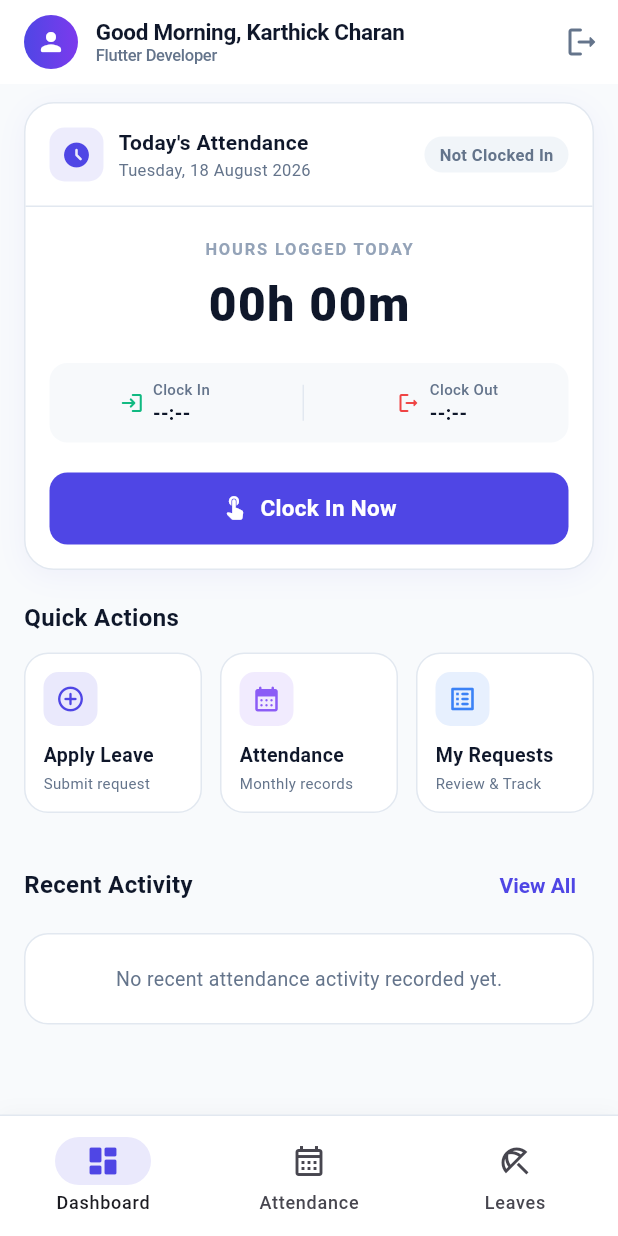
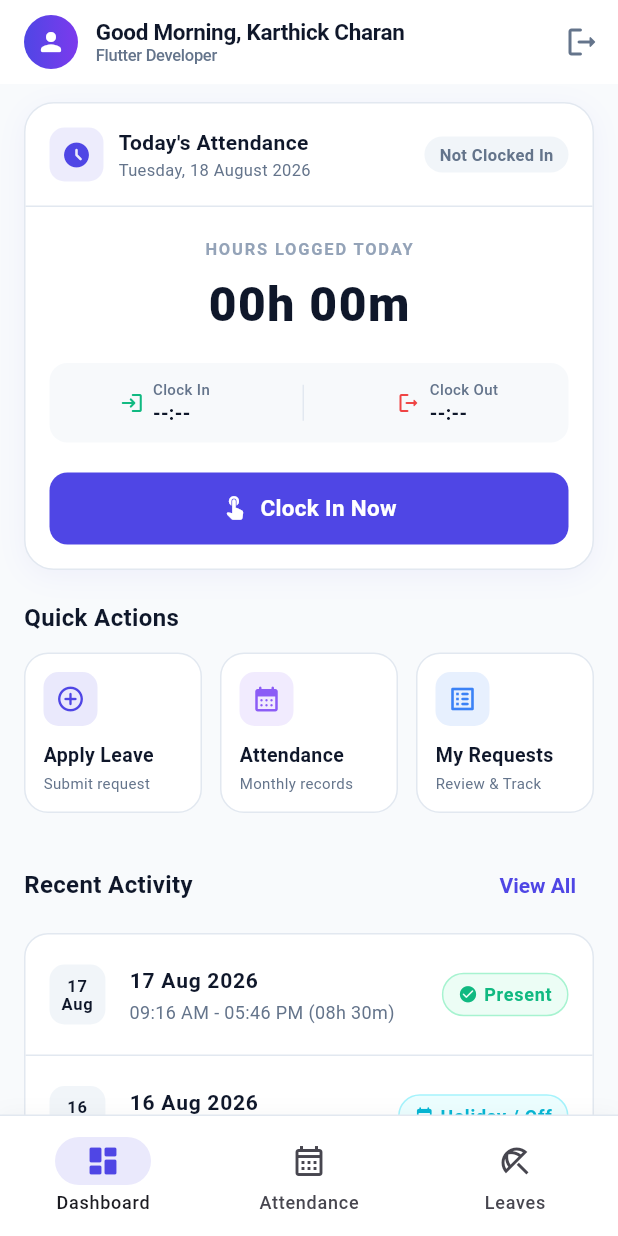
Before and after one commit to charan04k/hrms_app, a Flutter app: the MainNavigationScreen screen opened directly, on a phone screen of 412 x 824 dp. Run offline on Flutter 3.47's test engine with Material 3 defaults, Android fonts, the phone set to English and light mode, and no system bars; our stand-ins replace equatable, flutter_bloc, get_it, hive_flutter; accounts and stored records are empty.

Commit message:
feat: Custom AttendanceStatusBadge added depend upon status and list of view recent also integrated

```diff
--- a/lib/core/di/injection_container.dart
+++ b/lib/core/di/injection_container.dart
@@ -96,5 +96,5 @@ Future<void> initDependencies() async {
       getAttendanceHistoryUseCase: sl(),
     ),
   );
-
+  await sl<AttendanceRepository>().seedInitialAttendanceIfEmpty();
 }
--- a/lib/data/models/attendance_model.dart
+++ b/lib/data/models/attendance_model.dart
@@ -36,7 +36,7 @@ class AttendanceModel extends AttendanceEntity {
           ? DateTime.parse(map['clockOutTime'] as String)
           : null,
       status: AttendanceStatus.values.firstWhere(
-        (e) => e.name == map['status'],
+            (e) => e.name == map['status'],
         orElse: () => AttendanceStatus.absent,
       ),
       totalWorkingMinutes: (map['totalWorkingMinutes'] as num?)?.toInt() ?? 0,
--- a/lib/domain/repositories/attendance/attendance_repository.dart
+++ b/lib/domain/repositories/attendance/attendance_repository.dart
@@ -7,4 +7,6 @@ abstract class AttendanceRepository {
   Future<AttendanceEntity> clockOut({DateTime? time});
   Future<List<AttendanceEntity>> getAttendanceHistory(int year, int month);
   Future<List<AttendanceEntity>> getAllAttendance();
+  Future<void> markDaysOnLeave(DateTime startDate, DateTime endDate);
+  Future<void> seedInitialAttendanceIfEmpty();
 }
--- a/lib/presentation/screens/dashboard/dashboard.dart
+++ b/lib/presentation/screens/dashboard/dashboard.dart
@@ -11,24 +11,14 @@ import '../../bloc/auth/auth_event.dart';
 import '../../bloc/auth/auth_state.dart';
 import '../login/login_screen.dart';
 import '../widget/clock_status_card.dart';
-
-
+import '../widget/status_badge.dart';
 class DashboardScreen extends StatelessWidget {
   final Function(int)? onNavigateTab;
 
-  const DashboardScreen({
-    super.key,
-    this.onNavigateTab,
-  });
+  const DashboardScreen({super.key, this.onNavigateTab});
 
   @override
   Widget build(BuildContext context) {
-    final String employeeName = AppConstants.demoEmployeeName;
-    final String designation = AppConstants.demoDesignation;
-
-    final bool isClockedIn = false;
-
-
     return Scaffold(
       backgroundColor: AppColors.background,
       appBar: AppBar(
@@ -39,16 +29,12 @@ class DashboardScreen extends StatelessWidget {
               height: 36,
               decoration: const BoxDecoration(
                 gradient: LinearGradient(
-                  colors: [
-                    AppColors.primaryGradientStart,
-                    AppColors.primaryGradientEnd
-                  ],
+                  colors: [AppColors.primaryGradientStart, AppColors.primaryGradientEnd],
                 ),
                 shape: BoxShape.circle,
               ),
               child: const Center(
-                child: Icon(
-                    Icons.person_rounded, color: Colors.white, size: 20),
+                child: Icon(Icons.person_rounded, color: Colors.white, size: 20),
               ),
             ),
             const SizedBox(width: 12),
@@ -89,15 +75,13 @@ class DashboardScreen extends StatelessWidget {
         actions: [
           IconButton(
             tooltip: 'Logout',
-            icon: const Icon(
-                Icons.logout_rounded, color: AppColors.textSecondary),
+            icon: const Icon(Icons.logout_rounded, color: AppColors.textSecondary),
             onPressed: () {
               _showLogoutDialog(context);
             },
           ),
         ],
       ),
-
       body: BlocListener<AttendanceBloc, AttendanceState>(
         listenWhen: (prev, curr) => prev.actionStatus != curr.actionStatus,
         listener: (context, state) {
@@ -123,7 +107,7 @@ class DashboardScreen extends StatelessWidget {
         },
         child: RefreshIndicator(
           onRefresh: () async {
-            context.read<AttendanceBloc>().add(const LoadTodayAttendance());
+            context.read<AttendanceBloc>().add( LoadTodayAttendance());
           },
           child: SingleChildScrollView(
             physics: const AlwaysScrollableScrollPhysics(),
@@ -134,7 +118,6 @@ class DashboardScreen extends StatelessWidget {
                 // Live Clock In/Out Status Card
                 BlocBuilder<AttendanceBloc, AttendanceState>(
                   builder: (context, state) {
-                    print(state.todayAttendance);
                     return ClockStatusCard(
                       attendance: state.todayAttendance,
                       isClockedIn: state.isClockedIn,
@@ -151,7 +134,7 @@ class DashboardScreen extends StatelessWidget {
                 ),
                 const SizedBox(height: 20),
 
-
+                // Quick Actions Header
                 const Text(
                   'Quick Actions',
                   style: TextStyle(
@@ -160,7 +143,6 @@ class DashboardScreen extends StatelessWidget {
                     color: AppColors.textPrimary,
                   ),
                 ),
-
                 const SizedBox(height: 12),
 
                 Row(
@@ -172,47 +154,39 @@ class DashboardScreen extends StatelessWidget {
                         subtitle: 'Submit request',
                         color: AppColors.primary,
                         onTap: () {
-
+                          // Navigator.of(context).push(
+                          //   MaterialPageRoute(
+                          //     builder: (_) => const ApplyLeaveScreen(),
+                          //   ),
+                          // );
                         },
                       ),
                     ),
-
                     const SizedBox(width: 12),
-
                     Expanded(
                       child: _QuickActionTile(
                         icon: Icons.calendar_month_rounded,
                         title: 'Attendance',
                         subtitle: 'Monthly records',
                         color: AppColors.onLeave,
-                        onTap: () {
-                          onNavigateTab?.call(1);
-                        },
+                        onTap: () => onNavigateTab?.call(1),
                       ),
                     ),
-
                     const SizedBox(width: 12),
-
                     Expanded(
                       child: _QuickActionTile(
                         icon: Icons.list_alt_rounded,
                         title: 'My Requests',
                         subtitle: 'Review & Track',
                         color: AppColors.casualLeave,
-                        onTap: () {
-                          onNavigateTab?.call(2);
-                        },
+                        onTap: () => onNavigateTab?.call(2),
                       ),
                     ),
                   ],
                 ),
-
                 const SizedBox(height: 24),
 
-                // =========================
-                // RECENT ACTIVITY
-                // =========================
-
+                // Recent Attendance History Feed
                 Row(
                   mainAxisAlignment: MainAxisAlignment.spaceBetween,
                   children: [
@@ -224,38 +198,93 @@ class DashboardScreen extends StatelessWidget {
                         color: AppColors.textPrimary,
                       ),
                     ),
-
                     TextButton(
-                      onPressed: () {
-
-                      },
+                      onPressed: () => onNavigateTab?.call(1),
                       child: const Text('View All'),
                     ),
                   ],
                 ),
-
                 const SizedBox(height: 8),
 
-                Container(
+                BlocBuilder<AttendanceBloc, AttendanceState>(
+                  builder: (context, state) {
+                    final recent = state.monthlyHistory.take(4).toList();
+                    if (recent.isEmpty) {
+                      return Container(
                         padding: const EdgeInsets.all(20),
                         decoration: BoxDecoration(
                           color: Colors.white,
                           borderRadius: BorderRadius.circular(16),
-                    border: Border.all(
-                      color: AppColors.cardBorder,
-                    ),
+                          border: Border.all(color: AppColors.cardBorder),
                         ),
                         child: const Center(
                           child: Text(
                             'No recent attendance activity recorded yet.',
-                      style: TextStyle(
-                        color: AppColors.textSecondary,
-                        fontSize: 13,
+                            style: TextStyle(color: AppColors.textSecondary, fontSize: 13),
+                          ),
+                        ),
+                      );
+                    }
+
+                    return Container(
+                      decoration: BoxDecoration(
+                        color: Colors.white,
+                        borderRadius: BorderRadius.circular(16),
+                        border: Border.all(color: AppColors.cardBorder),
+                      ),
+                      child: ListView.separated(
+                        shrinkWrap: true,
+                        physics: const NeverScrollableScrollPhysics(),
+                        itemCount: recent.length,
+                        separatorBuilder: (_, _) => const Divider(height: 1),
+                        itemBuilder: (context, index) {
+                          final item = recent[index];
+                          return ListTile(
+                            contentPadding: const EdgeInsets.symmetric(
+                              horizontal: 16,
+                              vertical: 4,
+                            ),
+                            leading: Container(
+                              padding: const EdgeInsets.all(8),
+                              decoration: BoxDecoration(
+                                color: AppColors.surfaceVariant,
+                                borderRadius: BorderRadius.circular(10),
+                              ),
+                              child: Text(
+                                '${item.date.day}\n${DateTimeUtils.formatShortMonth(item.date).split(' ').first}',
+                                textAlign: TextAlign.center,
+                                style: const TextStyle(
+                                  fontSize: 11,
+                                  fontWeight: FontWeight.w700,
+                                  color: AppColors.textPrimary,
+                                  height: 1.1,
                                 ),
                               ),
                             ),
+                            title: Text(
+                              DateTimeUtils.formatDate(item.date),
+                              style: const TextStyle(
+                                fontSize: 14,
+                                fontWeight: FontWeight.w600,
+                                color: AppColors.textPrimary,
                               ),
-
+                            ),
+                            subtitle: Text(
+                              item.clockInTime != null
+                                  ? '${DateTimeUtils.formatTime(item.clockInTime!)} - ${item.clockOutTime != null ? DateTimeUtils.formatTime(item.clockOutTime!) : "In Progress"} (${DateTimeUtils.formatDuration(Duration(minutes: item.totalWorkingMinutes))})'
+                                  : (item.notes ?? 'Off Day'),
+                              style: const TextStyle(
+                                fontSize: 12,
+                                color: AppColors.textSecondary,
+                              ),
+                            ),
+                            trailing: AttendanceStatusBadge(status: item.status),
+                          );
+                        },
+                      ),
+                    );
+                  },
+                ),
                 const SizedBox(height: 24),
               ],
             ),
@@ -268,13 +297,10 @@ class DashboardScreen extends StatelessWidget {
   void _showLogoutDialog(BuildContext context) {
     showDialog(
       context: context,
-      builder: (_) =>
-          AlertDialog(
+      builder: (_) => AlertDialog(
         title: const Text('Sign Out'),
-            content: const Text(
-                'Are you sure you want to sign out from Pulse HRMS?'),
-            shape: RoundedRectangleBorder(
-                borderRadius: BorderRadius.circular(16)),
+        content: const Text('Are you sure you want to sign out from Pulse HRMS?'),
+        shape: RoundedRectangleBorder(borderRadius: BorderRadius.circular(16)),
         actions: [
           TextButton(
             onPressed: () => Navigator.pop(context),
@@ -289,8 +315,7 @@ class DashboardScreen extends StatelessWidget {
                     (route) => false,
               );
             },
-                style: ElevatedButton.styleFrom(
-                    backgroundColor: AppColors.absent),
+            style: ElevatedButton.styleFrom(backgroundColor: AppColors.absent),
             child: const Text('Sign Out'),
           ),
         ],
@@ -298,7 +323,6 @@ class DashboardScreen extends StatelessWidget {
     );
   }
 }
-
 
 class _QuickActionTile extends StatelessWidget {
   final IconData icon;
@@ -320,38 +344,25 @@ class _QuickActionTile extends StatelessWidget {
     return InkWell(
       onTap: onTap,
       borderRadius: BorderRadius.circular(16),
-
       child: Container(
         padding: const EdgeInsets.all(12),
-
         decoration: BoxDecoration(
           color: Colors.white,
           borderRadius: BorderRadius.circular(16),
-          border: Border.all(
-            color: AppColors.cardBorder,
+          border: Border.all(color: AppColors.cardBorder),
         ),
-        ),
-
         child: Column(
           crossAxisAlignment: CrossAxisAlignment.start,
           children: [
             Container(
               padding: const EdgeInsets.all(8),
-
               decoration: BoxDecoration(
                 color: color.withValues(alpha: 0.12),
                 borderRadius: BorderRadius.circular(10),
               ),
-
-              child: Icon(
-                icon,
-                color: color,
-                size: 20,
+              child: Icon(icon, color: color, size: 20),
             ),
-            ),
-
             const SizedBox(height: 10),
-
             Text(
               title,
               style: const TextStyle(
@@ -362,9 +373,7 @@ class _QuickActionTile extends StatelessWidget {
               maxLines: 1,
               overflow: TextOverflow.ellipsis,
             ),
-
             const SizedBox(height: 2),
-
             Text(
               subtitle,
               style: const TextStyle(
--- a/lib/presentation/screens/main_navigation_screen.dart
+++ b/lib/presentation/screens/main_navigation_screen.dart
@@ -1,6 +1,9 @@
 import 'package:flutter/material.dart';
+import 'package:flutter_bloc/flutter_bloc.dart';
 import '../../core/constants/app_constants.dart';
 import '../../core/theme/app_theme.dart';
+import '../bloc/attendance/attendance_bloc.dart';
+import '../bloc/attendance/attendance_event.dart';
 import 'dashboard/dashboard.dart';
 
 class MainNavigationScreen extends StatefulWidget {
@@ -22,6 +25,11 @@ class _MainNavigationScreenState extends State<MainNavigationScreen> {
   void initState() {
     super.initState();
     _currentIndex = widget.initialIndex;
+
+    context.read<AttendanceBloc>().add(
+       LoadTodayAttendance(),
+    );
+
   }
 
   void _onTabSelected(int index) {
--- /dev/null
+++ b/lib/presentation/screens/widget/status_badge.dart
@@ -0,0 +1,182 @@
+import 'package:flutter/material.dart';
+
+import '../../../core/constants/app_constants.dart';
+import '../../../core/theme/app_theme.dart';
+
+
+
+class AttendanceStatusBadge extends StatelessWidget {
+  final AttendanceStatus status;
+
+  const AttendanceStatusBadge({super.key, required this.status});
+
+  @override
+  Widget build(BuildContext context) {
+    Color bg;
+    Color border;
+    Color textColor;
+    String label;
+    IconData icon;
+
+    switch (status) {
+      case AttendanceStatus.present:
+        bg = AppColors.presentBg;
+        border = AppColors.presentBorder;
+        textColor = AppColors.present;
+        label = 'Present';
+        icon = Icons.check_circle_rounded;
+        break;
+      case AttendanceStatus.absent:
+        bg = AppColors.absentBg;
+        border = AppColors.absentBorder;
+        textColor = AppColors.absent;
+        label = 'Absent';
+        icon = Icons.cancel_rounded;
+        break;
+      case AttendanceStatus.onLeave:
+        bg = AppColors.onLeaveBg;
+        border = AppColors.onLeaveBorder;
+        textColor = AppColors.onLeave;
+        label = 'On Leave';
+        icon = Icons.beach_access_rounded;
+        break;
+      case AttendanceStatus.holiday:
+        bg = AppColors.holidayBg;
+        border = AppColors.holidayBorder;
+        textColor = AppColors.holiday;
+        label = 'Holiday / Off';
+        icon = Icons.event_available_rounded;
+        break;
+    }
+
+    return Container(
+      padding: const EdgeInsets.symmetric(horizontal: 10, vertical: 5),
+      decoration: BoxDecoration(
+        color: bg,
+        borderRadius: BorderRadius.circular(20),
+        border: Border.all(color: border, width: 1),
+      ),
+      child: Row(
+        mainAxisSize: MainAxisSize.min,
+        children: [
+          Icon(icon, size: 13, color: textColor),
+          const SizedBox(width: 4),
+          Text(
+            label,
+            style: TextStyle(
+              color: textColor,
+              fontSize: 12,
+              fontWeight: FontWeight.w600,
+            ),
+          ),
+        ],
+      ),
+    );
+  }
+}
+
+class LeaveStatusBadge extends StatelessWidget {
+  final LeaveStatus status;
+
+  const LeaveStatusBadge({super.key, required this.status});
+
+  @override
+  Widget build(BuildContext context) {
+    Color bg;
+    Color border;
+    Color textColor;
+    String label;
+    IconData icon;
+
+    switch (status) {
+      case LeaveStatus.pending:
+        bg = AppColors.pendingBg;
+        border = AppColors.pendingBorder;
+        textColor = AppColors.pending;
+        label = 'Pending';
+        icon = Icons.hourglass_top_rounded;
+        break;
+      case LeaveStatus.approved:
+        bg = AppColors.approvedBg;
+        border = AppColors.approvedBorder;
+        textColor = AppColors.approved;
+        label = 'Approved';
+        icon = Icons.check_circle_rounded;
+        break;
+      case LeaveStatus.rejected:
+        bg = AppColors.rejectedBg;
+        border = AppColors.rejectedBorder;
+        textColor = AppColors.rejected;
+        label = 'Rejected';
+        icon = Icons.cancel_rounded;
+        break;
+    }
+
+    return Container(
+      padding: const EdgeInsets.symmetric(horizontal: 10, vertical: 5),
+      decoration: BoxDecoration(
+        color: bg,
+        borderRadius: BorderRadius.circular(20),
+        border: Border.all(color: border, width: 1),
+      ),
+      child: Row(
+        mainAxisSize: MainAxisSize.min,
+        children: [
+          Icon(icon, size: 13, color: textColor),
+          const SizedBox(width: 4),
+          Text(
+            label,
+            style: TextStyle(
+              color: textColor,
+              fontSize: 12,
+              fontWeight: FontWeight.w600,
+            ),
+          ),
+        ],
+      ),
+    );
+  }
+}
+
+class LeaveTypeBadge extends StatelessWidget {
+  final LeaveType type;
+
+  const LeaveTypeBadge({super.key, required this.type});
+
+  @override
+  Widget build(BuildContext context) {
+    Color color;
+    String label;
+
+    switch (type) {
+      case LeaveType.casual:
+        color = AppColors.casualLeave;
+        label = 'Casual Leave';
+        break;
+      case LeaveType.sick:
+        color = AppColors.sickLeave;
+        label = 'Sick Leave';
+        break;
+      case LeaveType.earned:
+        color = AppColors.earnedLeave;
+        label = 'Earned Leave';
+        break;
+    }
+
+    return Container(
+      padding: const EdgeInsets.symmetric(horizontal: 9, vertical: 4),
+      decoration: BoxDecoration(
+        color: color.withValues(alpha: 0.1),
+        borderRadius: BorderRadius.circular(6),
+      ),
+      child: Text(
+        label,
+        style: TextStyle(
+          color: color,
+          fontSize: 12,
+          fontWeight: FontWeight.w600,
+        ),
+      ),
+    );
+  }
+}
```
Also changed, not shown: lib/core/constants/app_constants.dart (+12 -0 lines), lib/data/datasource/attendance_local_datasource.dart (+78 -2 lines), lib/data/repositories/attendance_repository_impl.dart (+10 -0 lines), lib/presentation/bloc/attendance/attendance_bloc.dart (indentation only). Lines whose indentation alone changed are shown as unchanged.
